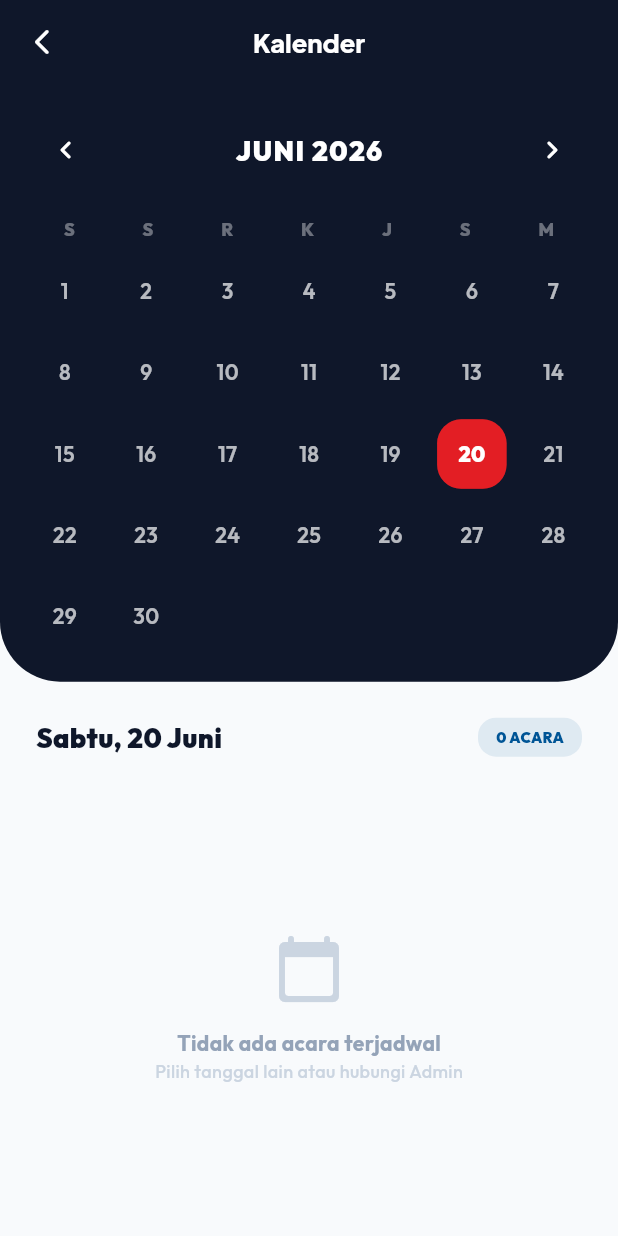
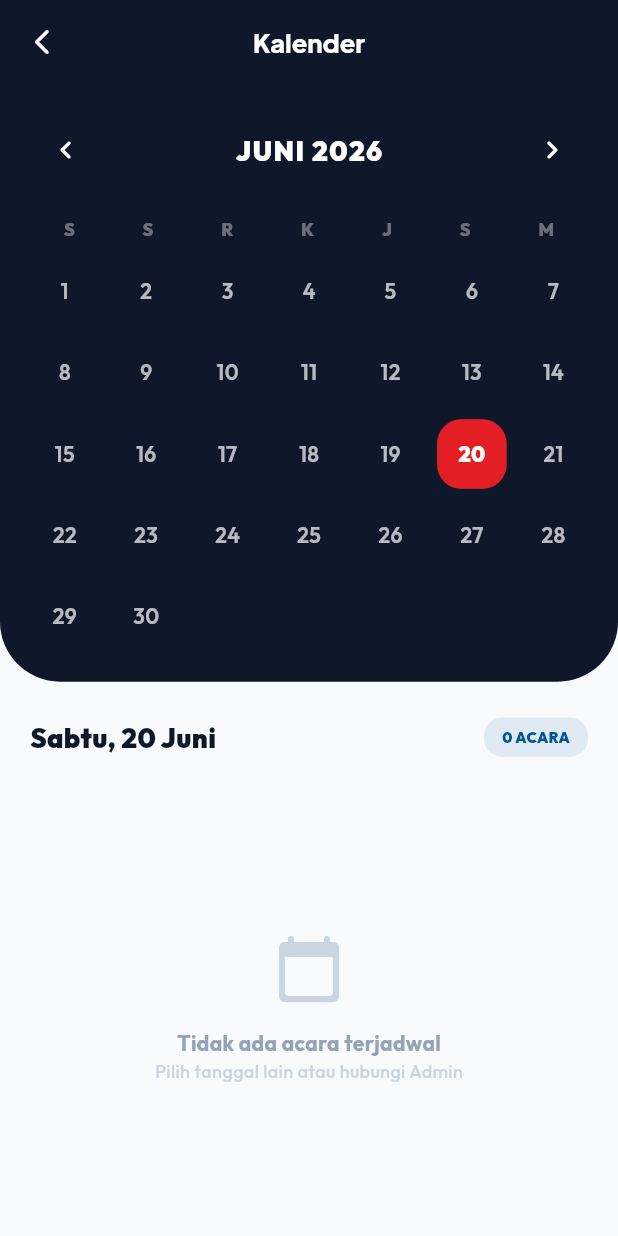
Before and after one commit to NabihanN06/jne_attandance, a Flutter app: the CalendarPage screen opened by its route, on a phone screen of 412 x 824 dp. Run offline on Flutter 3.47's test engine with Material 3 defaults, Android fonts, the phone set to English and light mode, and no system bars; our stand-ins replace animate_do, cached_network_image, camera, cloud_firestore, connectivity_plus, firebase_auth and 13 more; missing offline and left inert: google_mlkit_face_detection; accounts and stored records are empty; network calls fail; project files that could hold a hidden picture were left out.

Commit message:
feat(mobile): sweep presisi gelombang 3 + bump v1.0.0+9
- Enroll: panel bawah ikut safe-area (anti-ketabrak navbar gesture)
- Lokasi: top bar ikut safe-area (MediaQuery.padding.top), bukan hardcode 52
- Calendar: padding daftar acara 24->20 (sejajar grid kalender, tepi kiri konsisten)
- bump versi (termasuk fix statistik gelombang 2)

```diff
--- a/user_mobile/lib/screen/calendar/calendar_page.dart
+++ b/user_mobile/lib/screen/calendar/calendar_page.dart
@@ -241,7 +241,7 @@ class _CalendarPageState extends State<CalendarPage> {
       crossAxisAlignment: CrossAxisAlignment.start,
       children: [
         Padding(
-          padding: const EdgeInsets.fromLTRB(24, 24, 24, 16),
+          padding: const EdgeInsets.fromLTRB(20, 24, 20, 16),
           child: Row(
             mainAxisAlignment: MainAxisAlignment.spaceBetween,
             children: [
@@ -281,7 +281,7 @@ class _CalendarPageState extends State<CalendarPage> {
           child: dayEvents.isEmpty
               ? _buildEmptyState()
               : ListView.builder(
-                  padding: const EdgeInsets.symmetric(horizontal: 24),
+                  padding: const EdgeInsets.symmetric(horizontal: 20),
                   itemCount: dayEvents.length,
                   itemBuilder: (context, index) {
                     final e = dayEvents[index];
--- a/user_mobile/lib/screen/enroll/enroll_page.dart
+++ b/user_mobile/lib/screen/enroll/enroll_page.dart
@@ -216,9 +216,9 @@ class _EnrollPageState extends State<EnrollPage> with TickerProviderStateMixin {
 
           Container(
             color: const Color(0xFF0F172A),
-            padding: const EdgeInsets.only(
+            padding: EdgeInsets.only(
               top: 30,
-              bottom: 50,
+              bottom: MediaQuery.of(context).padding.bottom + 28,
               left: 24,
               right: 24,
             ),
--- a/user_mobile/lib/screen/settings/settings_page.dart
+++ b/user_mobile/lib/screen/settings/settings_page.dart
@@ -31,7 +31,7 @@ class _SettingsPageState extends State<SettingsPage> {
 
   // Versi aplikasi dari pubspec.yaml — di-bump manual saat release.
   // Hanya fallback; nilai utama dari provider.appVersionLabel (package_info).
-  static const String _appVersion = '1.0.0+8';
+  static const String _appVersion = '1.0.0+9';
 
   bool get _isDark => Theme.of(context).brightness == Brightness.dark;
 
--- a/user_mobile/pubspec.yaml
+++ b/user_mobile/pubspec.yaml
@@ -1,7 +1,7 @@
 name: jneattendance_mobile
 description: "JNE Attendance Mobile App"
 publish_to: "none"
-version: 1.0.0+8
+version: 1.0.0+9
 
 environment:
   sdk: ^3.10.4
```
Also changed, not shown: user_mobile/lib/screen/location/my_location_page.dart (+6 -1 lines).
